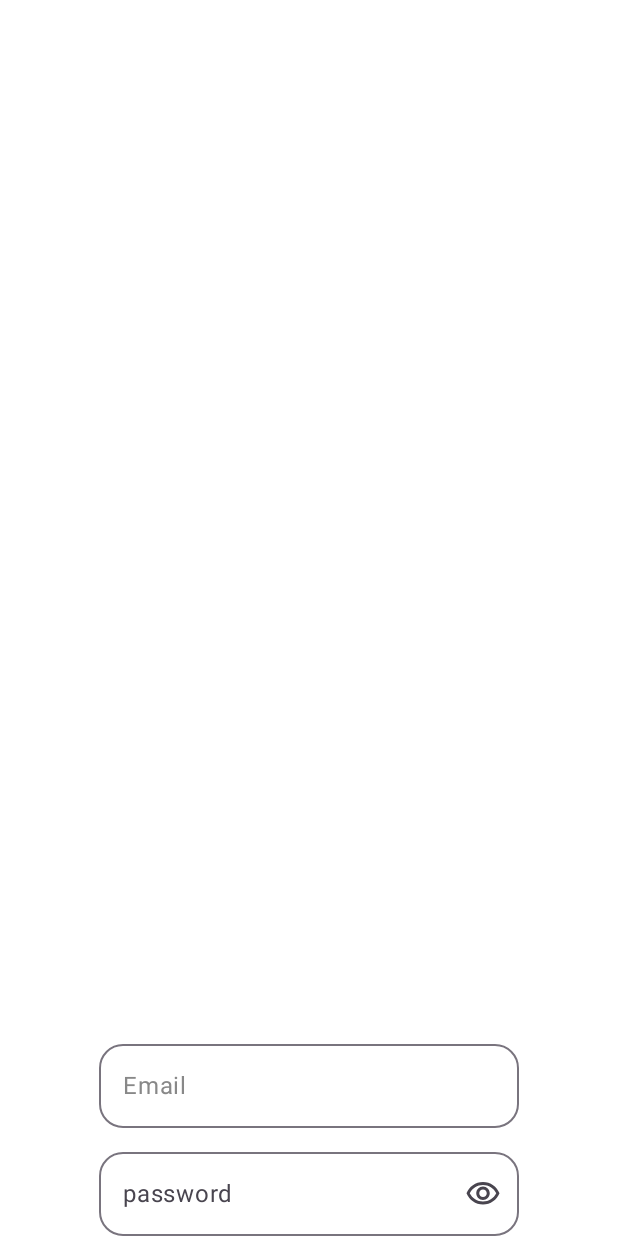
After one commit to dcornello/AndroidRealm, an Android app built with Jetpack Compose: the composable MarioLoginScreen shown on its own in the app's theme, on a phone screen of 412 x 824 dp. The commit adds this screen. Run offline under Robolectric (Android 15) with nearby library versions, the phone set to English and light mode, and no system bars.

Commit message:
mario s changes

```diff
--- a/app/src/main/java/com/dcornello/androidrealm/MainActivity.kt
+++ b/app/src/main/java/com/dcornello/androidrealm/MainActivity.kt
@@ -31,7 +31,7 @@
             WindowCompat.setDecorFitsSystemWindows(window, false)
             setContent {
                 AndroidRealmTheme {
-                    DiegoLoginScreen()
+                    MarioLoginScreen()
                 }
             }
         }
--- /dev/null
+++ b/app/src/main/java/com/dcornello/androidrealm/MarioLoginScreen.kt
@@ -0,0 +1,106 @@
+package com.dcornello.androidrealm
+
+import androidx.compose.foundation.background
+import androidx.compose.foundation.layout.Arrangement
+import androidx.compose.foundation.layout.Box
+import androidx.compose.foundation.layout.Column
+import androidx.compose.foundation.layout.Row
+import androidx.compose.foundation.layout.Spacer
+import androidx.compose.foundation.layout.fillMaxSize
+import androidx.compose.foundation.layout.fillMaxWidth
+import androidx.compose.foundation.layout.height
+import androidx.compose.foundation.layout.padding
+import androidx.compose.foundation.layout.size
+import androidx.compose.foundation.shape.RoundedCornerShape
+import androidx.compose.material.icons.Icons
+import androidx.compose.material.icons.outlined.Visibility
+import androidx.compose.material.icons.outlined.VisibilityOff
+import androidx.compose.material3.Icon
+import androidx.compose.material3.IconButton
+import androidx.compose.material3.MaterialTheme
+import androidx.compose.material3.OutlinedTextField
+import androidx.compose.material3.Scaffold
+import androidx.compose.material3.Text
+import androidx.compose.material3.TextField
+import androidx.compose.runtime.Composable
+import androidx.compose.runtime.getValue
+import androidx.compose.runtime.mutableStateOf
+import androidx.compose.runtime.remember
+import androidx.compose.runtime.setValue
+import androidx.compose.ui.Alignment
+import androidx.compose.ui.Modifier
+import androidx.compose.ui.graphics.Color
+import androidx.compose.ui.text.input.PasswordVisualTransformation
+import androidx.compose.ui.text.input.VisualTransformation
+import androidx.compose.ui.tooling.preview.Preview
+import androidx.compose.ui.unit.dp
+import com.dcornello.androidrealm.ui.theme.AndroidRealmTheme
+
+
+@Composable
+fun MarioLoginScreen() {
+    Scaffold {
+        Box(
+            modifier = Modifier
+                .padding(it)
+                .background(color = MaterialTheme.colorScheme.onPrimary)
+                .fillMaxSize()
+        ) {
+
+            Column(
+                modifier = Modifier.align(Alignment.BottomCenter),
+                verticalArrangement = Arrangement.spacedBy(space = 16.dp)
+            ) {
+                OutlinedTextField(
+                    value = "Email",
+                    onValueChange = { },
+                    shape = RoundedCornerShape(size = 16.dp)
+                )
+
+                var passwordIsVisible by remember {
+                    mutableStateOf(value = false)
+                }
+
+                var password by remember {
+                    mutableStateOf(value = "")
+                }
+
+                OutlinedTextField(
+                    visualTransformation = if (!passwordIsVisible) PasswordVisualTransformation() else VisualTransformation.None,
+                    placeholder = { Text(text = "password") },
+                    value = password,
+                    onValueChange = {
+                        password = it
+                    },
+                    shape = RoundedCornerShape(size = 16.dp),
+                    trailingIcon = {
+                        IconButton(
+                            onClick = {
+                                passwordIsVisible = !passwordIsVisible
+                            }
+                        ) {
+                            if (passwordIsVisible) {
+                                Icon(
+                                    imageVector = Icons.Outlined.VisibilityOff,
+                                    contentDescription = "hide password"
+                                )
+                            } else {
+                                Icon(
+                                    imageVector = Icons.Outlined.Visibility,
+                                    contentDescription = "show password"
+                                )
+                            }
+                        }
+                    })
+            }
+        }
+    }
+}
+
+@Composable
+@Preview
+fun MarioLoginScreenPreview() {
+    AndroidRealmTheme {
+        MarioLoginScreen()
+    }
+}
```
